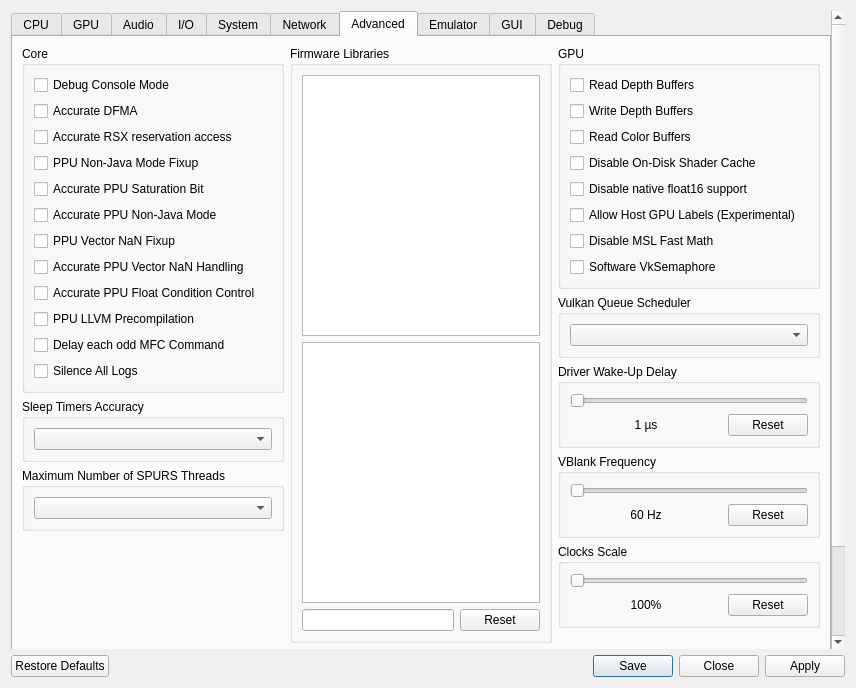
Qt form rpcs3/rpcs3qt/settings_dialog.ui (RPCS3/rpcs3) before a commit.
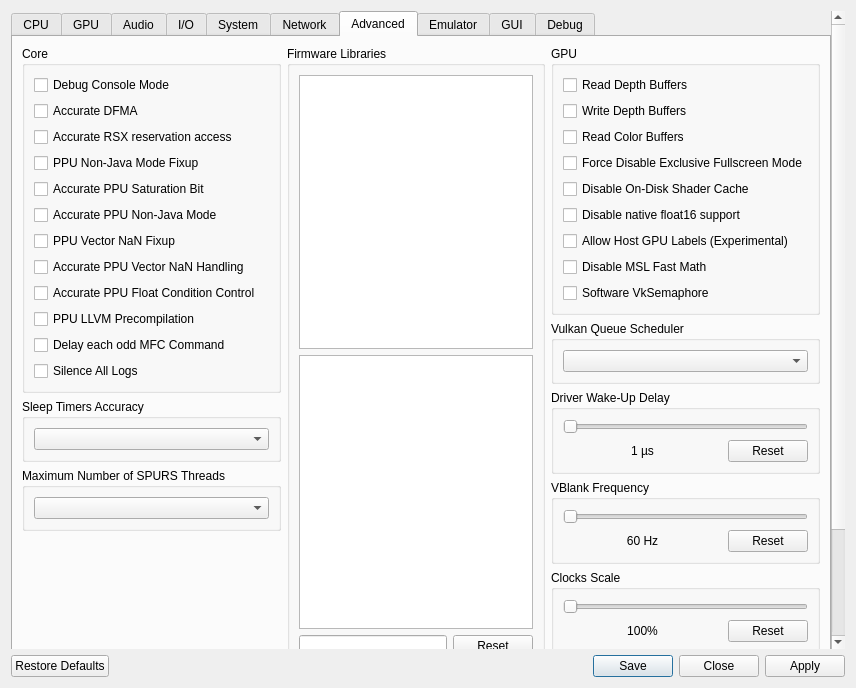
The same form after that commit. The open tabs and pages were chosen to show the change. Icons and pictures are not drawn.

Commit message: Add Force_Disable_Exclusive_Fullscreen_Mode to UI (#11923)

Patch:
```diff
--- a/rpcs3/rpcs3qt/settings_dialog.ui
+++ b/rpcs3/rpcs3qt/settings_dialog.ui
@@ -2365,6 +2365,13 @@
                  </property>
                 </widget>
                </item>
+               <item>
+                <widget class="QCheckBox" name="forceDisableExclusiveFullscreenMode">
+                 <property name="text">
+                  <string>Force Disable Exclusive Fullscreen Mode</string>
+                 </property>
+                </widget>
+               </item>
                <item>
                 <widget class="QCheckBox" name="disableOnDiskShaderCache">
                  <property name="text">
```
The commit also changes 4 other files.
